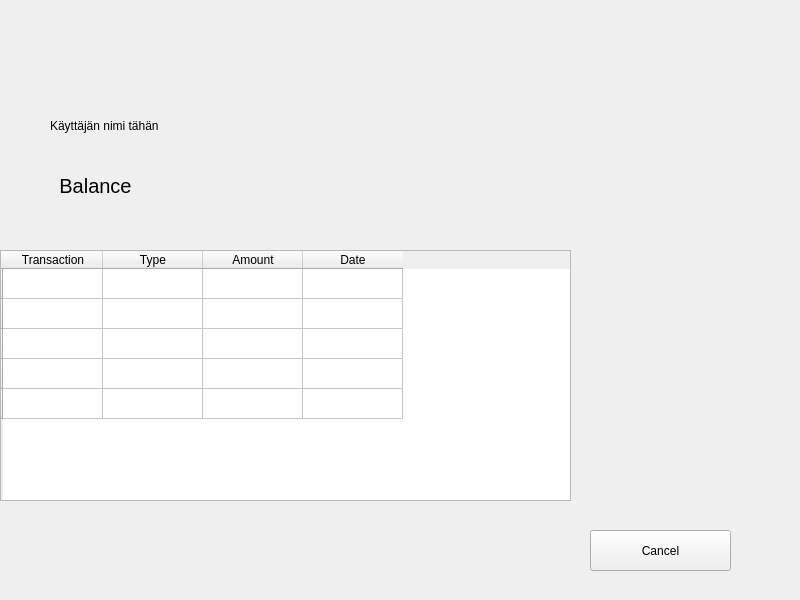
Before: the Qt Designer form frontend/balance.ui in 22kmo-project/group_14, drawn with Qt 5.
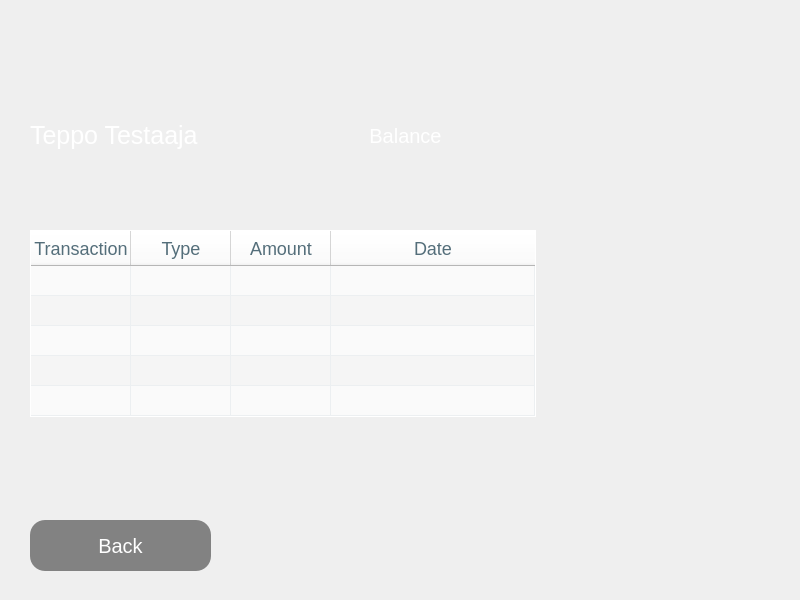
After: the same form once the commit is applied. Icons and pictures are not drawn.

Commit message: cashWithdraw update, now returns balance etc. to frontend

What changed in the file:
```diff
--- a/frontend/balance.ui
+++ b/frontend/balance.ui
@@ -16,8 +16,8 @@
   <widget class="QLabel" name="label">
    <property name="geometry">
     <rect>
-     <x>40</x>
-     <y>160</y>
+     <x>350</x>
+     <y>110</y>
      <width>111</width>
      <height>51</height>
     </rect>
@@ -27,6 +27,9 @@
      <pointsize>15</pointsize>
     </font>
    </property>
+   <property name="styleSheet">
+    <string notr="true">color:white;</string>
+   </property>
    <property name="text">
     <string>Balance</string>
    </property>
@@ -37,28 +40,107 @@
   <widget class="QPushButton" name="cancelButton">
    <property name="geometry">
     <rect>
-     <x>590</x>
-     <y>530</y>
-     <width>141</width>
-     <height>41</height>
+     <x>30</x>
+     <y>520</y>
+     <width>181</width>
+     <height>51</height>
     </rect>
    </property>
    <property name="cursor">
     <cursorShape>PointingHandCursor</cursorShape>
    </property>
+   <property name="styleSheet">
+    <string notr="true">QPushButton {
+background-color: rgb(130, 130, 130);
+background-image: url(../img/icon_back.png);
+background-repeat:no-repeat;
+background-position:left middle;
+color: rgb(255, 255, 255);
+border-radius:15px;
+padding:5 5px;
+font-size:20px;
+}
+QPushButton:hover {
+background-color: rgb(120, 120, 120);
+color: rgb(255, 255, 255);
+}</string>
+   </property>
    <property name="text">
-    <string>Cancel</string>
+    <string>Back</string>
    </property>
   </widget>
   <widget class="QTableWidget" name="tableWidget">
    <property name="geometry">
     <rect>
-     <x>0</x>
-     <y>250</y>
-     <width>571</width>
-     <height>251</height>
+     <x>30</x>
+     <y>230</y>
+     <width>506</width>
+     <height>187</height>
     </rect>
    </property>
+   <property name="styleSheet">
+    <string notr="true">QTableWidget {
+color: #546E7A;
+gridline-color: #ECEFF1;
+border-color: red;
+font: 18px;
+background-color:#FAFAFA;
+alternate-background-color:#F5F5F5;
+font-weight:bold;
+border:1px solid white;
+}
+QHeaderView::section {
+background-color: #fff;
+color: #546E7A;
+height: 35px;
+font: 18px;
+text-align:center;
+}
+QHeaderView::item {
+background-color: blue;
+color: white;
+height: 35px;
+font: 15px;
+text-align:center;
+}
+QTableView::item:focus{
+border: 2px solid rgb(242, 128, 133);
+background-color: red;
+}</string>
+   </property>
+   <property name="verticalScrollBarPolicy">
+    <enum>Qt::ScrollBarAlwaysOff</enum>
+   </property>
+   <property name="horizontalScrollBarPolicy">
+    <enum>Qt::ScrollBarAlwaysOff</enum>
+   </property>
+   <property name="sizeAdjustPolicy">
+    <enum>QAbstractScrollArea::AdjustToContents</enum>
+   </property>
+   <property name="editTriggers">
+    <set>QAbstractItemView::NoEditTriggers</set>
+   </property>
+   <property name="alternatingRowColors">
+    <bool>true</bool>
+   </property>
+   <property name="selectionMode">
+    <enum>QAbstractItemView::NoSelection</enum>
+   </property>
+   <attribute name="horizontalHeaderHighlightSections">
+    <bool>false</bool>
+   </attribute>
+   <attribute name="horizontalHeaderStretchLastSection">
+    <bool>true</bool>
+   </attribute>
+   <attribute name="verticalHeaderVisible">
+    <bool>false</bool>
+   </attribute>
+   <attribute name="verticalHeaderCascadingSectionResizes">
+    <bool>true</bool>
+   </attribute>
+   <attribute name="verticalHeaderStretchLastSection">
+    <bool>true</bool>
+   </attribute>
    <row>
     <property name="text">
      <string/>
@@ -108,8 +190,8 @@
   <widget class="QLabel" name="label_2">
    <property name="geometry">
     <rect>
-     <x>200</x>
-     <y>160</y>
+     <x>470</x>
+     <y>110</y>
      <width>121</width>
      <height>51</height>
     </rect>
@@ -121,7 +203,7 @@
     </font>
    </property>
    <property name="styleSheet">
-    <string notr="true">color : black; 
+    <string notr="true">color: white; 
 </string>
    </property>
    <property name="text">
@@ -134,14 +216,18 @@
   <widget class="QLabel" name="label_3">
    <property name="geometry">
     <rect>
-     <x>50</x>
-     <y>100</y>
+     <x>30</x>
+     <y>110</y>
      <width>361</width>
      <height>51</height>
     </rect>
    </property>
+   <property name="styleSheet">
+    <string notr="true">font-size:25px;
+color:white;</string>
+   </property>
    <property name="text">
-    <string>Käyttäjän nimi tähän</string>
+    <string>Teppo Testaaja</string>
    </property>
    <property name="alignment">
     <set>Qt::AlignLeading|Qt::AlignLeft|Qt::AlignVCenter</set>
```
The commit also changes 20 other files.
